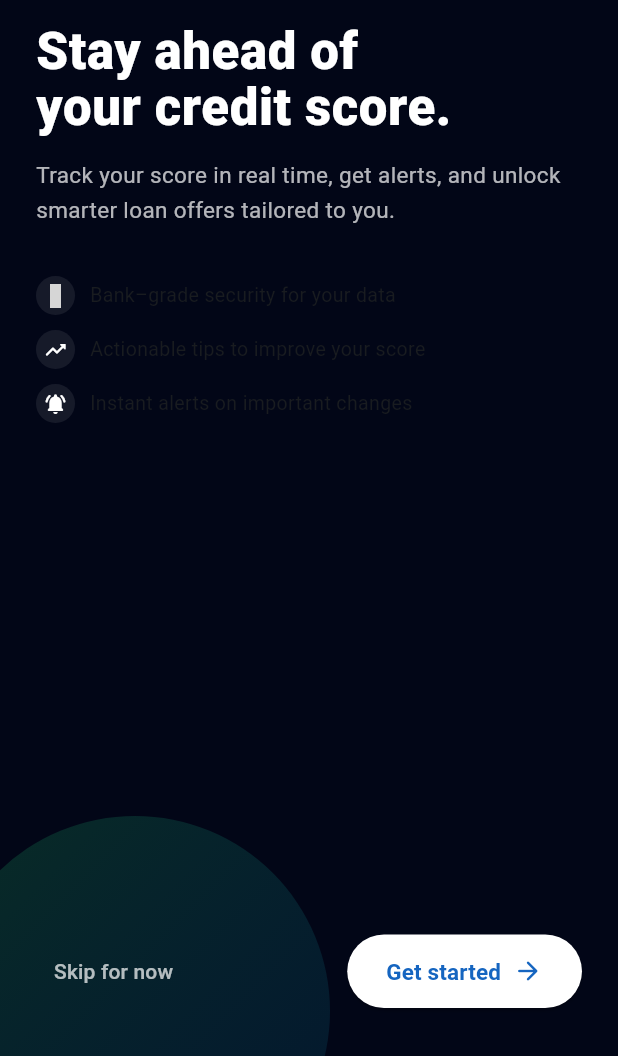
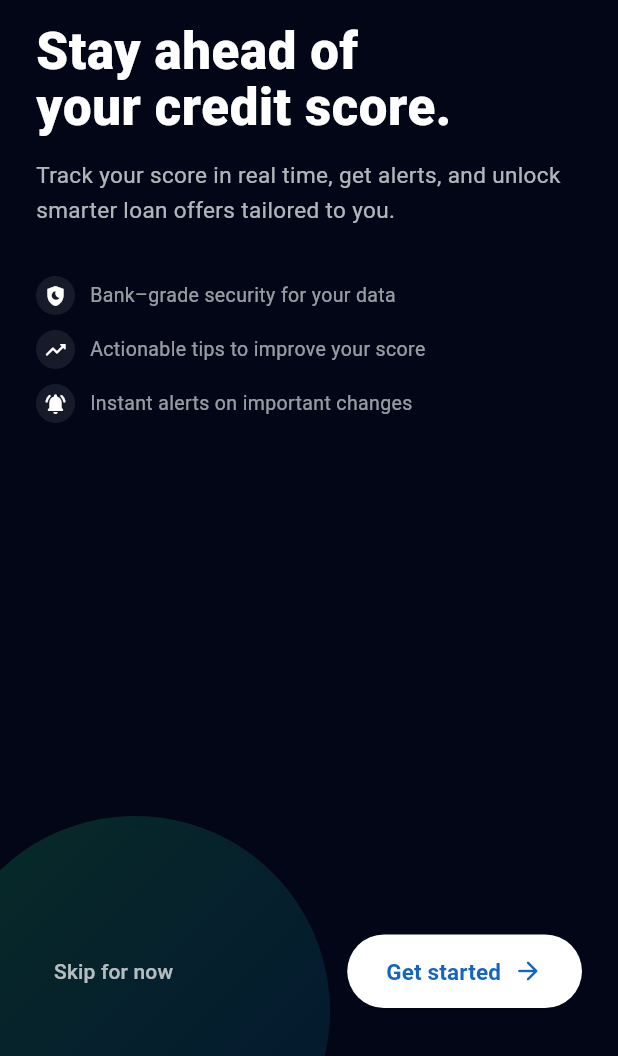
Before and after one commit to kcilb/crb_mobile, a Flutter app: the SplashScreen screen opened directly with empty values, on a phone screen of 412 x 824 dp, the part 180-1236 px from its top. Run offline on Flutter 3.47's test engine with Material 3 defaults, Android fonts, the phone set to English and light mode, and no system bars; grey boxes are pictures that could not be loaded.

Commit message:
Add: sanitisations

```diff
--- a/lib/modules/splash-screen/splash_screen.dart
+++ b/lib/modules/splash-screen/splash_screen.dart
@@ -139,7 +139,7 @@ class SplashScreen extends StatelessWidget {
                     crossAxisAlignment: CrossAxisAlignment.start,
                     children: const [
                       _SplashFeatureRow(
-                        icon: Icons.shield_lock_rounded,
+                        icon: Icons.shield_moon_sharp,
                         label: 'Bank–grade security for your data',
                       ),
                       SizedBox(height: 10),
@@ -215,10 +215,7 @@ class _SplashFeatureRow extends StatelessWidget {
   final IconData icon;
   final String label;
 
-  const _SplashFeatureRow({
-    required this.icon,
-    required this.label,
-  });
+  const _SplashFeatureRow({required this.icon, required this.label});
 
   @override
   Widget build(BuildContext context) {
@@ -232,20 +229,13 @@ class _SplashFeatureRow extends StatelessWidget {
             shape: BoxShape.circle,
             color: Colors.white.withOpacity(0.08),
           ),
-          child: Icon(
-            icon,
-            size: 16,
-            color: Colors.white,
-          ),
+          child: Icon(icon, size: 16, color: Colors.white),
         ),
         const SizedBox(width: 10),
         Expanded(
           child: Text(
             label,
-            style: const TextStyle(
-              fontSize: 13,
-              color: Colors.white80,
-            ),
+            style: const TextStyle(fontSize: 13, color: Colors.white60),
           ),
         ),
       ],
```
Also changed, not shown: 1 other file.
